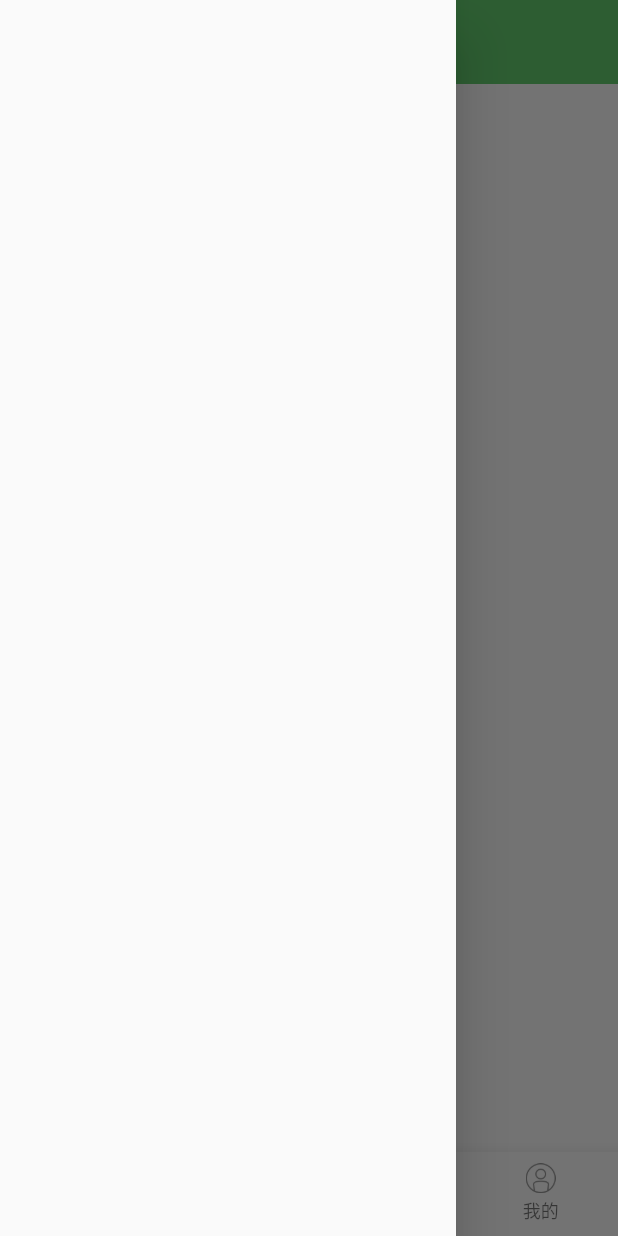
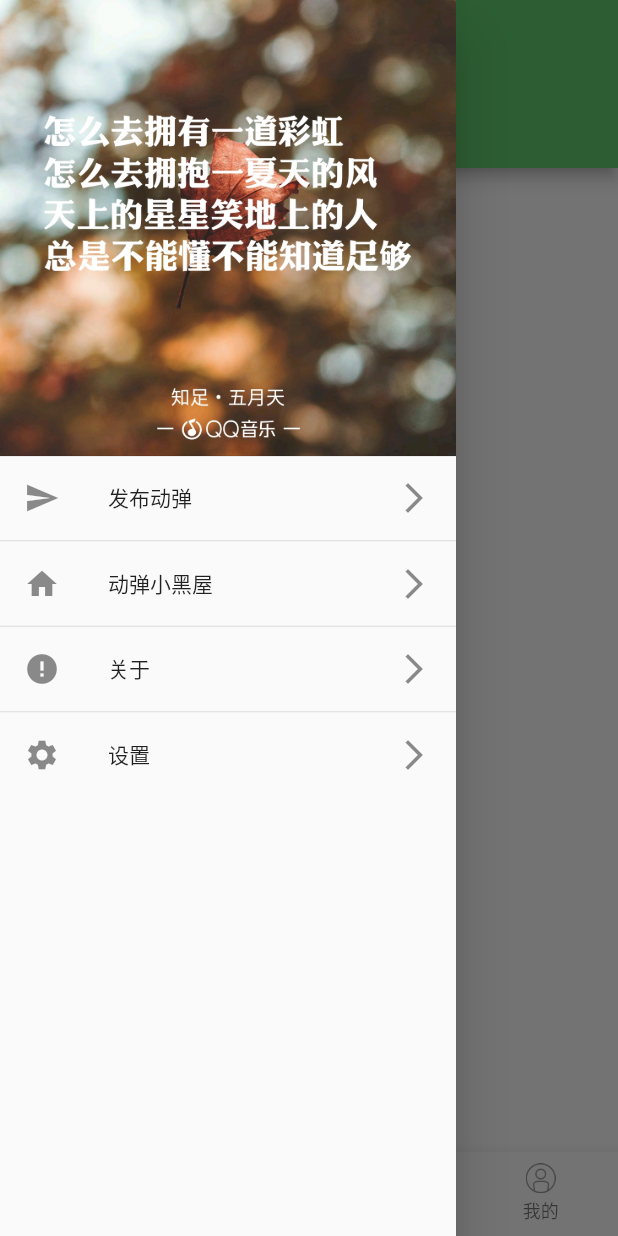
Before and after one commit to keeponZhang/flutter_osc_client, a Flutter app: the screen it shows after launch, with the side drawer open, on a phone screen of 412 x 824 dp. Run offline on Flutter 3.47's test engine with Material 2 defaults, Android fonts, the phone set to English and light mode, and no system bars.

Commit message:
抽屉效果、路由跳转、搭建页面

```diff
--- a/lib/home_page.dart
+++ b/lib/home_page.dart
@@ -1,5 +1,10 @@
 import 'package:flutter/material.dart';
 import 'package:flutter_osc_client/constants/constants.dart' show AppColors;
+import 'package:flutter_osc_client/pages/home_discovery_page.dart';
+import 'package:flutter_osc_client/pages/home_news_list_page.dart';
+import 'package:flutter_osc_client/pages/home_profile_page.dart';
+import 'package:flutter_osc_client/pages/home_tweet_page.dart';
+import 'package:flutter_osc_client/widget/my_drawer.dart';
 import 'package:flutter_osc_client/widget/navigation_icon_view.dart';
 
 class HomePage extends StatefulWidget {
@@ -9,6 +14,10 @@ class HomePage extends StatefulWidget {
 
 class _HomePageState extends State<HomePage> {
   final _appBarTitle = ["资讯", "动弹", "发现", "我的"];
+  final _drawerTitles = ['发布动弹', '动弹小黑屋', '关于', '设置'];
+  final _drawerIcons = [Icons.send, Icons.home, Icons.error, Icons.settings];
+  final _drawerHeadImg = 'assets/images/cover_img.jpg';
+
   List<NavigationIconView> _navigationIconViews;
   var _currentIndex = 0;
   List<Widget> _pages;
@@ -21,10 +30,14 @@ class _HomePageState extends State<HomePage> {
 
     //中间布局
     _pages = [
-      Container(),
-      Container(),
-      Container(),
-      Container(),
+      //资讯页面
+      HomeNewsListPage(),
+      //动弹页面
+      HomeTweetPage(),
+      //发现页面
+      HomeDiscoveryPage(),
+      //我的页面
+      HomeProfilePage(),
     ];
 
     _pageController = PageController(initialPage: _currentIndex);
@@ -61,6 +74,7 @@ class _HomePageState extends State<HomePage> {
           _appBarTitle[_currentIndex],
           style: TextStyle(color: Color(AppColors.APP_BAR)),
         ),
+        iconTheme: IconThemeData(color: Color(AppColors.APP_BAR)),
       ),
       body: PageView.builder(
         //禁止滑动
@@ -89,7 +103,11 @@ class _HomePageState extends State<HomePage> {
               duration: Duration(microseconds: 1), curve: Curves.ease);
         },
       ),
-      drawer: Drawer(),
+      drawer: MyDrawer(
+        headImgPath: _drawerHeadImg,
+        menuIcons: _drawerIcons,
+        menuTitles: _drawerTitles,
+      ),
     );
   }
 }
--- /dev/null
+++ b/lib/pages/home_news_list_page.dart
@@ -0,0 +1,19 @@
+import 'package:flutter/material.dart';
+
+class HomeNewsListPage extends StatefulWidget {
+  @override
+  _HomeNewsListPageState createState() => _HomeNewsListPageState();
+}
+
+class _HomeNewsListPageState extends State<HomeNewsListPage> {
+
+
+  @override
+  Widget build(BuildContext context) {
+    return Scaffold(
+      appBar: AppBar(
+        title: Text('资讯'),
+      ),
+    );
+  }
+}
--- /dev/null
+++ b/lib/widget/my_drawer.dart
@@ -0,0 +1,100 @@
+import 'package:flutter/material.dart';
+import 'package:flutter_osc_client/pages/drawer_about.dart';
+import 'package:flutter_osc_client/pages/drawer_publish_tweet.dart';
+import 'package:flutter_osc_client/pages/drawer_settings.dart';
+import 'package:flutter_osc_client/pages/drawer_tweet_black_house.dart';
+
+class MyDrawer extends StatelessWidget {
+  final String headImgPath;
+  final List menuTitles;
+  final List menuIcons;
+
+  MyDrawer(
+      {Key key,
+      @required this.headImgPath,
+      @required this.menuIcons,
+      @required this.menuTitles})
+
+      ///assert 在debug会执行，在release不会执行，便于在调式的时候执行
+      : assert(headImgPath != null),
+        assert(menuIcons != null),
+        assert(menuTitles != null),
+        super(key: key);
+
+  @override
+  Widget build(BuildContext context) {
+    return Drawer(
+      child: ListView.separated(
+        //解决状态栏问题
+        padding: const EdgeInsets.all(0.0),
+        itemCount: menuTitles.length + 1,
+        itemBuilder: (context, index) {
+          if (index == 0) {
+            return Image.asset(
+              headImgPath,
+              fit: BoxFit.cover,
+            );
+          }
+          index -= 1;
+//          return Container(
+//            color: Colors.white,
+//            height: 50.0,
+//            padding: const EdgeInsets.only(left: 16.0),
+//            child: Row(
+//              children: <Widget>[
+//                Icon(menuIcons[index]),
+//                SizedBox(width: 10.0,),
+//                Text(
+//                  menuTitles[index],
+//                ),
+//                Icon(Icons.arrow_forward_ios),
+//              ],
+//
+//
+//            ),
+//          );
+          return ListTile(
+            leading: Icon(menuIcons[index]),
+            title: Text(
+              menuTitles[index],
+            ),
+            trailing: Icon(Icons.arrow_forward_ios),
+            onTap: () {
+              switch (index) {
+                case 0:
+                  _navPush(context, DrawerPublishTweetPage());
+                  //
+                  break;
+                case 1:
+                  _navPush(context, DrawerTweetBlackHousePage());
+                  break;
+                case 2:
+                  _navPush(context, DrawerAboutPage());
+                  break;
+                case 3:
+                  _navPush(context, DrawerSettingPage());
+                  break;
+              }
+            },
+          );
+        },
+        separatorBuilder: (context, index) {
+          if (index == 0) {
+            return Divider(
+              height: 0.0,
+            );
+          } else {
+            return Divider(
+              height: 1.0,
+            );
+          }
+        },
+      ),
+    );
+  }
+
+  Future _navPush(BuildContext context, Widget page) {
+    return Navigator.push(
+        context, MaterialPageRoute(builder: (context) => page));
+  }
+}
```
Also changed, not shown: lib/pages/drawer_about.dart (added, +20 -0 lines), lib/pages/drawer_publish_tweet.dart (added, +20 -0 lines), lib/pages/drawer_settings.dart (added, +20 -0 lines), lib/pages/drawer_tweet_black_house.dart (added, +20 -0 lines), lib/pages/home_discovery_page.dart (added, +17 -0 lines), lib/pages/home_profile_page.dart (added, +17 -0 lines), lib/pages/home_tweet_page.dart (added, +17 -0 lines).
